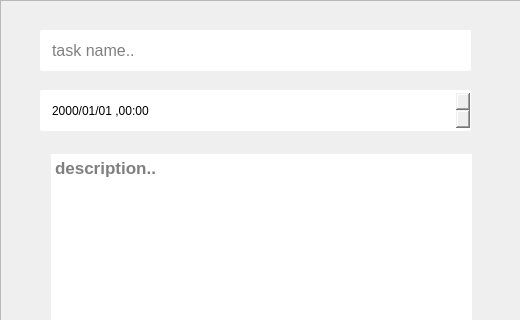
Above: client/createtask.ui from imanzk/Task-Manager-Application before the change; both pictures show x 0 to 520 and y 0 to 320 of the 520 by 460 pixel window. Below: the same form after it.
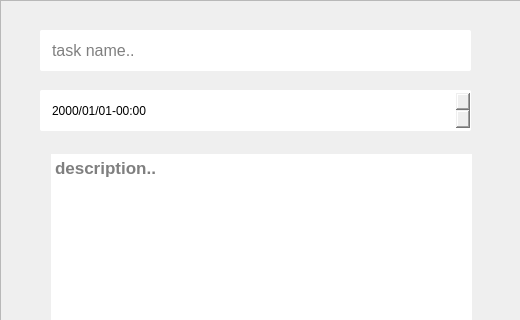
That is the form after the change.

```diff
--- a/client/createtask.ui
+++ b/client/createtask.ui
@@ -158,7 +158,7 @@
 padding-left:10;</string>
     </property>
     <property name="displayFormat">
-     <string>yyyy/MM/dd ,hh:mm</string>
+     <string>yyyy/MM/dd-hh:mm</string>
     </property>
    </widget>
   </widget>
```
